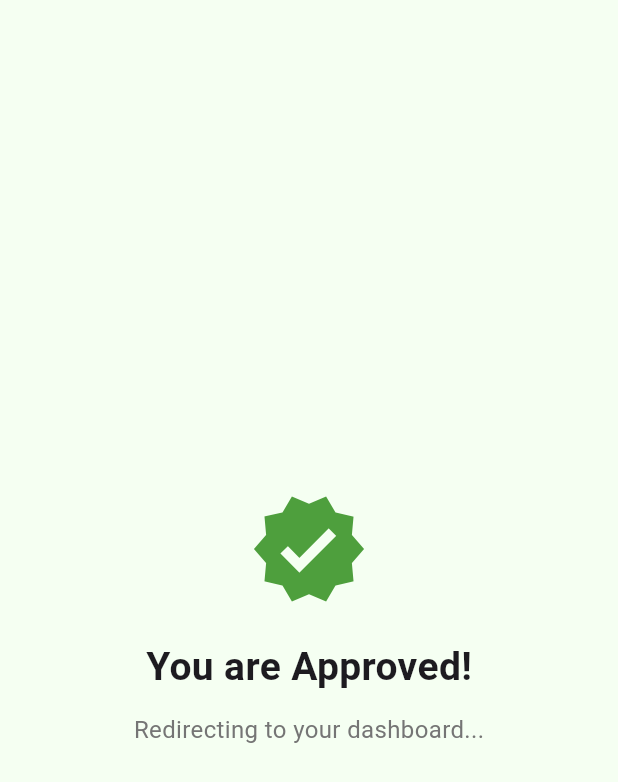
After one commit to MuthuCapz/Eqcart_Rider, a Flutter app: the ApprovalConfirmedScreen screen opened directly, on a phone screen of 412 x 824 dp. The commit adds this screen. Shown: the top 782 px of the screen. Run offline on Flutter 3.47's test engine with Material 3 defaults, Android fonts, the phone set to English and light mode, and no system bars; our stand-ins replace cloud_firestore, firebase_auth, firebase_core, firebase_storage, google_sign_in, image_picker and 1 more; missing offline and left inert: google_mlkit_text_recognition; accounts and stored records are empty.

Commit message:
comfirm approval screen implemented

```diff
--- /dev/null
+++ b/lib/screens/rider_details/approval_screen/approval_comfirmed_screen.dart
@@ -0,0 +1,49 @@
+import 'package:flutter/material.dart';
+import '../../main/main_page.dart';
+import '../../../utils/colors.dart';
+
+class ApprovalConfirmedScreen extends StatefulWidget {
+  const ApprovalConfirmedScreen({super.key});
+
+  @override
+  State<ApprovalConfirmedScreen> createState() =>
+      _ApprovalConfirmedScreenState();
+}
+
+class _ApprovalConfirmedScreenState extends State<ApprovalConfirmedScreen> {
+  @override
+  void initState() {
+    super.initState();
+    Future.delayed(const Duration(seconds: 2), () {
+      Navigator.pushReplacement(
+        context,
+        MaterialPageRoute(builder: (context) => const MainPage()),
+      );
+    });
+  }
+
+  @override
+  Widget build(BuildContext context) {
+    return Scaffold(
+      backgroundColor: AppColors.backgroundColor,
+      body: Center(
+        child: Column(
+          mainAxisAlignment: MainAxisAlignment.center,
+          children: [
+            Icon(Icons.verified, color: AppColors.secondaryColor, size: 80),
+            const SizedBox(height: 20),
+            const Text(
+              'You are Approved!',
+              style: TextStyle(fontSize: 26, fontWeight: FontWeight.bold),
+            ),
+            const SizedBox(height: 12),
+            Text(
+              'Redirecting to your dashboard...',
+              style: TextStyle(fontSize: 16, color: Colors.grey.shade600),
+            ),
+          ],
+        ),
+      ),
+    );
+  }
+}
--- a/lib/screens/rider_details/approval_screen/pending_approval_screen.dart
+++ b/lib/screens/rider_details/approval_screen/pending_approval_screen.dart
@@ -4,6 +4,7 @@ import 'package:cloud_firestore/cloud_firestore.dart';
 
 import '../../../utils/colors.dart';
 import '../../main/main_page.dart';
+import 'approval_comfirmed_screen.dart';
 
 class PendingApprovalScreen extends StatefulWidget {
   const PendingApprovalScreen({super.key});
@@ -45,7 +46,7 @@ class _PendingApprovalScreenState extends State<PendingApprovalScreen> {
   void _navigateToMainPage() {
     Navigator.pushReplacement(
       context,
-      MaterialPageRoute(builder: (context) => const MainPage()),
+      MaterialPageRoute(builder: (context) => const ApprovalConfirmedScreen()),
     );
   }
 
--- a/pubspec.yaml
+++ b/pubspec.yaml
@@ -46,6 +46,7 @@ dependencies:
   image_picker: ^1.1.2
   google_mlkit_text_recognition: ^0.15.0
   lottie: ^3.3.1
+  shared_preferences: ^2.5.3
 
 dev_dependencies:
   flutter_test:
```
Also changed, not shown: lib/screens/start/start_page.dart (+26 -4 lines), pubspec.lock, 1 other file.
